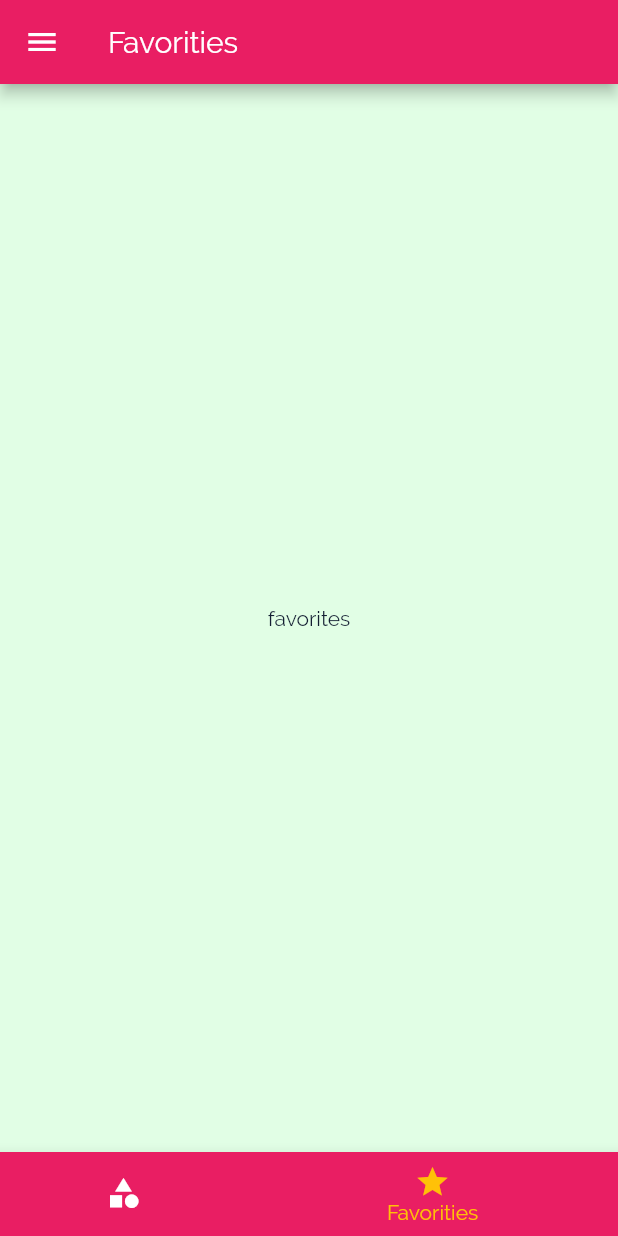
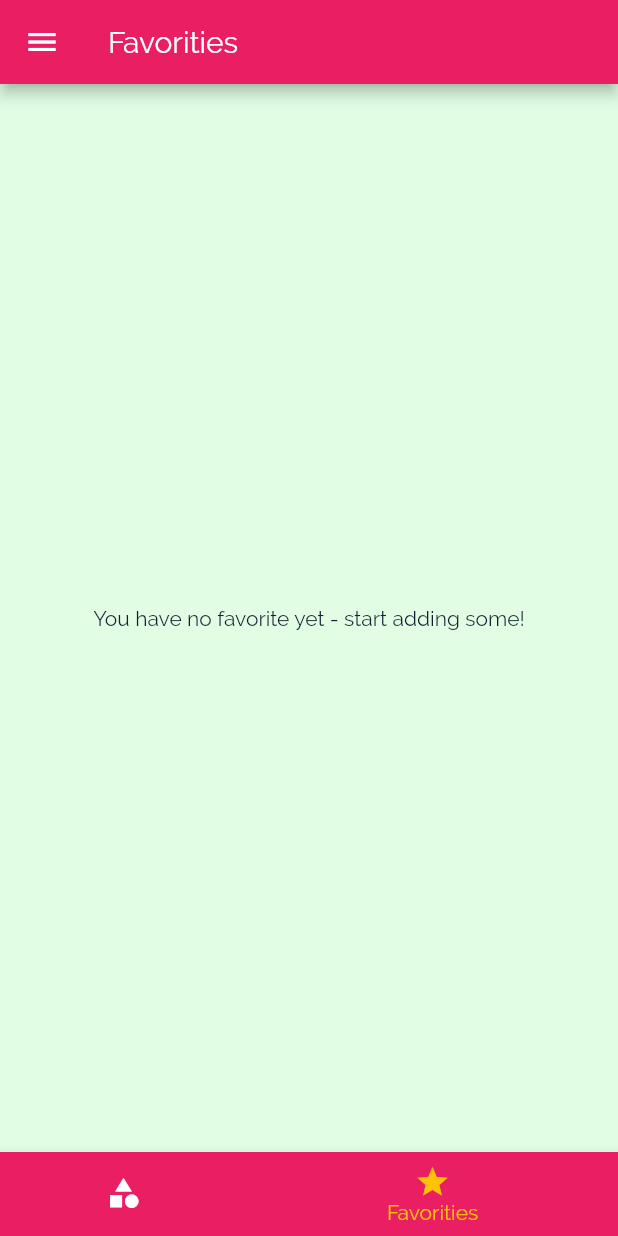
Before and after one commit to yared123yared/Meals-App, a Flutter app: the screen it shows after launch, item 2 of the bottom bar chosen, on a phone screen of 412 x 824 dp. Run offline on Flutter 3.47's test engine with Material 2 defaults, Android fonts, the phone set to English and light mode, and no system bars.

Commit message:
Adding a "Mark as Favorite" Feature

```diff
--- a/lib/Screens/favorites_screen.dart
+++ b/lib/Screens/favorites_screen.dart
@@ -1,10 +1,29 @@
 import 'package:flutter/material.dart';
+import 'package:shopping_app/Models/meal.dart';
+import '../Widget/meal_item.dart';
+class FavoriteScreen extends StatelessWidget {
 
-class FavoriteScreen extends StatelessWidget {
+  final List<Meal> favoritMeals;
+
+  FavoriteScreen(this.favoritMeals);
+
   @override
   Widget build(BuildContext context) {
-    return Center(
-      child: Text("favorites"),
-    );
+    if(this.favoritMeals.isEmpty){
+      return Center(
+        child: Text("You have no favorite yet - start adding some!"),
+      );
+    }else{
+      return   ListView.builder(itemBuilder:(c,index){
+        return MealItem(id:favoritMeals[index].id , title: favoritMeals[index].title,
+          imageUrl: favoritMeals[index].imageUrl,
+          duration: favoritMeals[index].duration,
+          affordability: favoritMeals[index].affordability,
+
+          complexity: favoritMeals[index].complexity,);
+      },itemCount: favoritMeals.length ,
+      );
+    }
+
   }
 }
--- a/lib/Screens/tabs_screen.dart
+++ b/lib/Screens/tabs_screen.dart
@@ -1,4 +1,5 @@
 import 'package:flutter/material.dart';
+import 'package:shopping_app/Models/meal.dart';
 
 import 'category_screen.dart';
 import 'favorites_screen.dart';
@@ -6,15 +7,24 @@ import 'filters_screen.dart';
 import 'main_drawer.dart';
 
 class TabsScreen extends StatefulWidget {
+  final List<Meal> favoritMeals;
+
+  TabsScreen( this.favoritMeals);
+
+
   @override
   _TabsScreenState createState() => _TabsScreenState();
 }
 
 class _TabsScreenState extends State<TabsScreen> {
-  List<Widget> _pages=[
-    CategoryScreen(),
-    FavoriteScreen()
-  ];
+  List<Widget> _pages;
+  @override
+  initState(){
+    this._pages=[
+      CategoryScreen(),
+      FavoriteScreen(widget.favoritMeals)
+    ];
+  }
   int _selectedPageIndex = 0 ;
 
   void _selectPage(int index) {
--- a/lib/main.dart
+++ b/lib/main.dart
@@ -23,6 +23,24 @@ class _MyAppState extends State<MyApp> {
     'vegeterin':false,
   };
   List <Meal> _available_Meals=DUMMY_MEALS;
+  List <Meal> _favoritMeals=[];
+
+  void _toggleFormat(String mealId){
+    final existingIndex=_favoritMeals.indexWhere((meal) => meal.id==mealId);
+    if(existingIndex >= 0){
+      setState(() {
+        _favoritMeals.removeAt(existingIndex);
+      });
+    }else{
+      setState((){
+        _favoritMeals.add(DUMMY_MEALS.firstWhere((meal) => meal.id==mealId));
+      });
+    }
+  }
+
+  bool _isMealFavorite(String id){
+    return _favoritMeals.any((meal)=>meal.id==id);
+  }
 
   void _setFilters(Map<String,bool> filterData){
     setState(() {
@@ -71,9 +89,9 @@ class _MyAppState extends State<MyApp> {
 
       initialRoute:'/',
       routes: {
-        '/' : (ctx)=>TabsScreen(),
+        '/' : (ctx)=>TabsScreen(_favoritMeals),
         CategoryMealsScreen.routeName : (ctx) => CategoryMealsScreen(_available_Meals),
-        MealDetailScreen.routeName : (ctx) => MealDetailScreen(),
+        MealDetailScreen.routeName : (ctx) => MealDetailScreen(this._toggleFormat, this._isMealFavorite),
         FiltersScreen.routeName : (ctx) => FiltersScreen(_filters,_setFilters),
       },
       onUnknownRoute: (settings){
```
Also changed, not shown: lib/Screens/meal_detail_screen.dart (+8 -4 lines).
